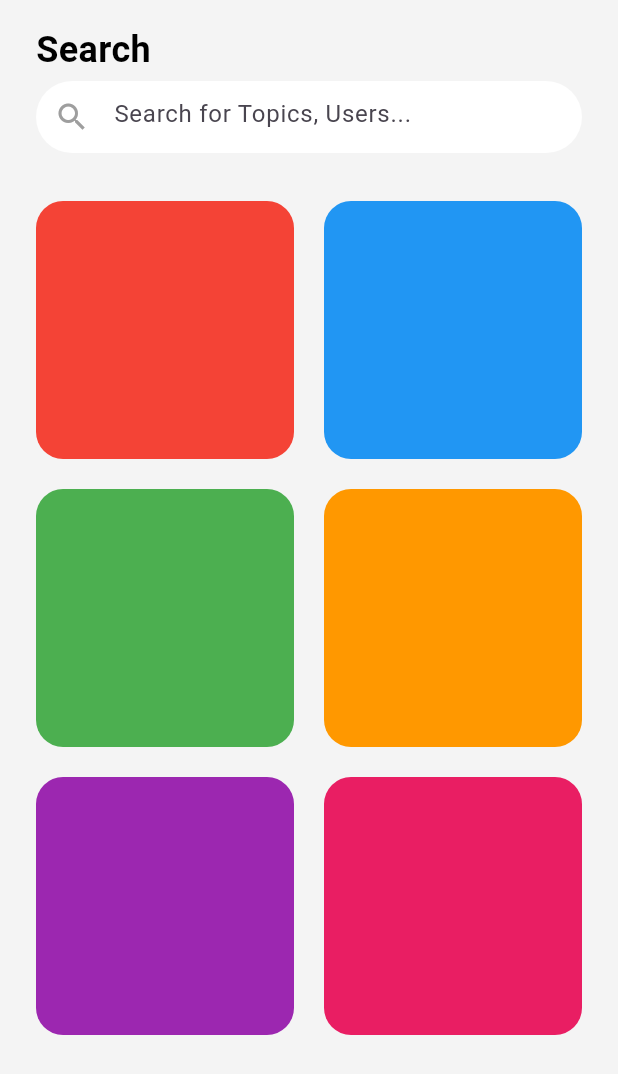
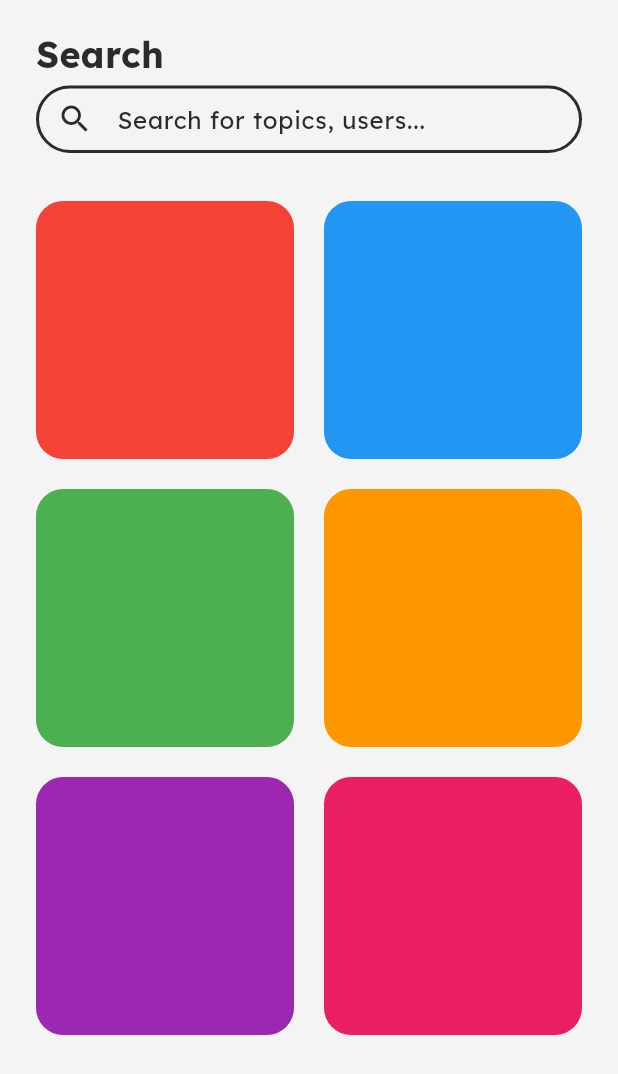
Before and after one commit to GirayKaradeniz/WASP, a Flutter app: the SearchPage screen opened directly, on a phone screen of 412 x 824 dp. Shown: the top 1074 px of the screen. Run offline on Flutter 3.47's test engine with Material 3 defaults, Android fonts, the light colour scheme and no system bars; our stand-ins replace animated_splash_screen, flutter_svg, lottie.

Commit message:
search searchbar apperance fixed

```diff
--- a/wasp_frontend/lib/main.dart
+++ b/wasp_frontend/lib/main.dart
@@ -22,6 +22,7 @@ class MyApp extends StatelessWidget {
       theme: ThemeData(
         primaryColor: AppColors.primary,
         scaffoldBackgroundColor: AppColors.blackButtonBackground,
+        hoverColor: AppColors.pageBackground,
         useMaterial3: true,
       ),
       home: LoginPage(),
--- a/wasp_frontend/lib/pages/search.dart
+++ b/wasp_frontend/lib/pages/search.dart
@@ -1,4 +1,5 @@
 import 'package:flutter/material.dart';
+import 'package:wasp_frontend/resources/app_resources.dart';
 
 void main() {
   runApp(MyApp());
@@ -17,41 +18,52 @@ class SearchPage extends StatelessWidget {
   @override
   Widget build(BuildContext context) {
     return Scaffold(
-      backgroundColor: Color(0xFFF4F4F4),
+      backgroundColor: AppColors.pageBackground,
       appBar: PreferredSize(
         preferredSize: Size.fromHeight(110),
         child: AppBar(
-          backgroundColor: Color(0xFFF4F4F4),
+          backgroundColor: AppColors.pageBackground,
           flexibleSpace: Padding(
-            padding: const EdgeInsets.symmetric(
-                horizontal: 24,
-                vertical: 8),
+            padding: const EdgeInsets.symmetric(horizontal: 24, vertical: 8),
             child: Column(
-              mainAxisAlignment:
-                  MainAxisAlignment.end, // Elemanları alt hizaya çeker
+              mainAxisAlignment: MainAxisAlignment.end,
               crossAxisAlignment: CrossAxisAlignment.start,
               children: [
                 Text(
                   'Search',
                   style: TextStyle(
+                    fontFamily: 'Lexend',
                     fontSize: 24,
                     fontWeight: FontWeight.bold,
-                    color: Colors.black,
+                    color: AppColors.primaryTextColor,
                   ),
                 ),
-                SizedBox(
-                    height: 4), // Başlık ile arama çubuğu arasındaki boşluk
+                SizedBox(height: 4),
                 Container(
+                  height: AppDimens.inputTextFieldHeight,
                   decoration: BoxDecoration(
-                    color: Colors.white,
-                    borderRadius: BorderRadius.circular(24),
+                    color: AppColors.pageBackground,
+                    borderRadius: BorderRadius.circular(50.0),
+                    border:
+                        Border.all(color: AppColors.primaryTextColor, width: 2),
                   ),
                   child: TextField(
                     decoration: InputDecoration(
-                      hintText: 'Search for Topics, Users...',
+                      prefixIcon: Icon(
+                        Icons.search_outlined,
+                        color: AppColors.primaryTextColor,
+                      ),
+                      hintText: "Search for topics, users...",
+                      hintStyle: TextStyle(
+                        color: AppColors.primaryTextColor,
+                        fontFamily: 'Lexend',
+                      ),
                       border: InputBorder.none,
-                      prefixIcon: Icon(Icons.search, color: Colors.grey),
-                      contentPadding: EdgeInsets.all(10),
+                      contentPadding: EdgeInsets.all(10.0),
+                    ),
+                    style: TextStyle(
+                      color: AppColors.primaryTextColor,
+                      fontFamily: 'Lexend',
                     ),
                   ),
                 ),
```
